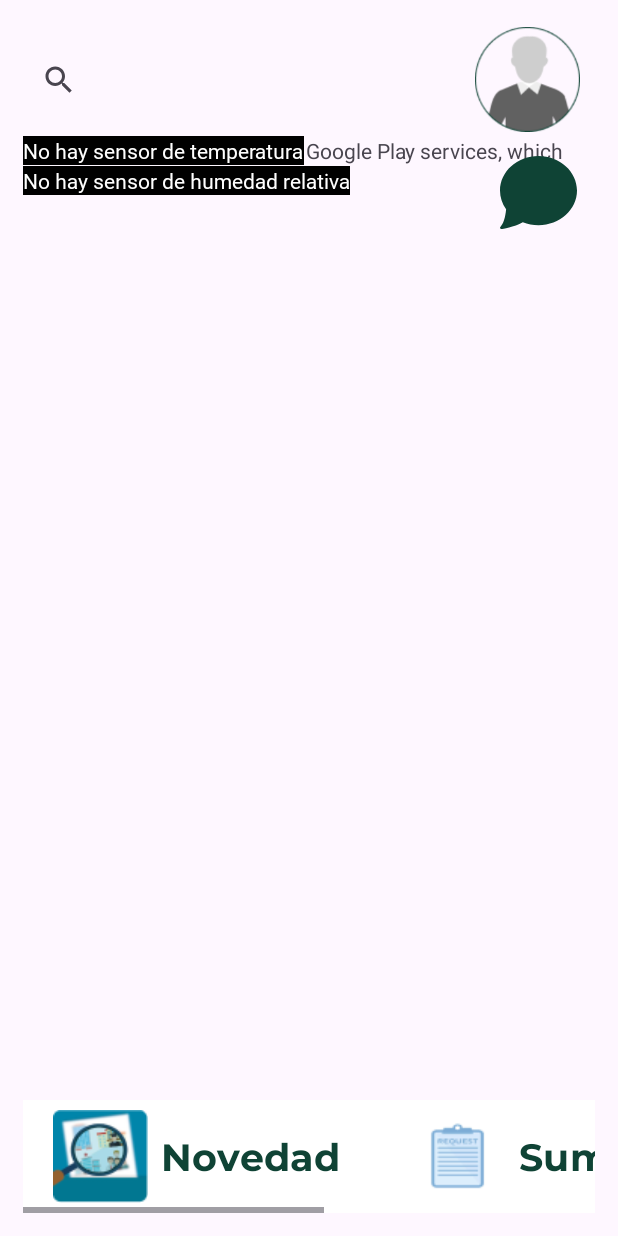
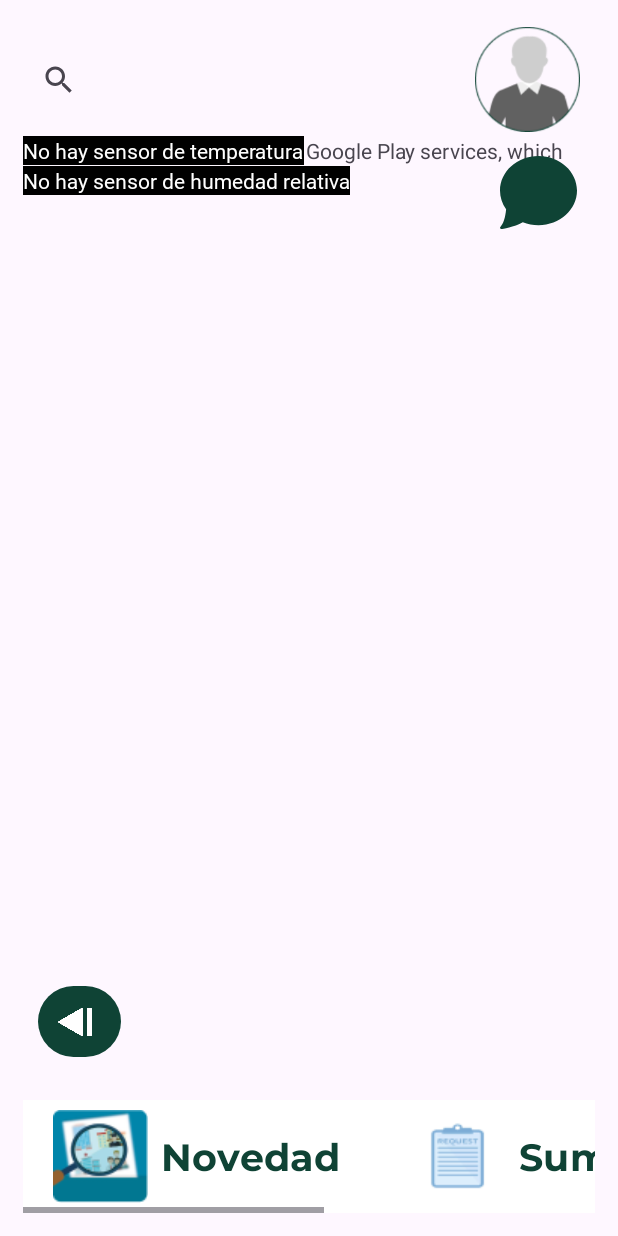
Before and after one commit to ICM2410/FarmMates, an Android app: the Map screen opened directly, with no data from a screen before it, on a phone screen of 412 x 824 dp. Run offline under Robolectric (Android 15) with nearby library versions, the phone set to English and light mode, and no system bars; libraries missing offline, so code that uses them is left out: com.google.maps.android; 1 statement that could not run was skipped.

Commit message:
fix: gps and sensor

```diff
--- a/app/src/main/res/layout/fragment_map.xml
+++ b/app/src/main/res/layout/fragment_map.xml
@@ -138,6 +138,26 @@
             android:textColor="#FFFFFF"
             android:translationY="20dp" />
 
+        <RelativeLayout
+            android:id="@+id/actionsWrapper"
+            android:layout_width="wrap_content"
+            android:layout_height="wrap_content"
+            android:layout_gravity="bottom"
+            android:layout_marginStart="10dp"
+            android:layout_marginBottom="100dp">
+
+            <com.google.android.material.button.MaterialButton
+                android:id="@+id/previousSteps"
+                android:layout_width="55dp"
+                android:layout_height="55dp"
+                android:paddingTop="11dp"
+                android:paddingEnd="30dp"
+                app:icon="@drawable/step_back"
+                app:iconGravity="top"
+                app:iconSize="25dp"
+                tools:ignore="RtlSymmetry" />
+        </RelativeLayout>
+
     </FrameLayout>
 
 </androidx.constraintlayout.widget.ConstraintLayout>
--- a/app/src/main/res/values/strings.xml
+++ b/app/src/main/res/values/strings.xml
@@ -38,4 +38,5 @@
     <string name="location_permission_denied" />
     <string name="permission_required_toast" />
     <string name="permission_rationale_location" />
+    <string name="ruta">Ruta</string>
 </resources>
```
Also changed, not shown: app/src/main/java/mobile/mates/farmmates/Map.kt (+16 -8 lines), app/src/main/res/drawable/step_back.png (added).
